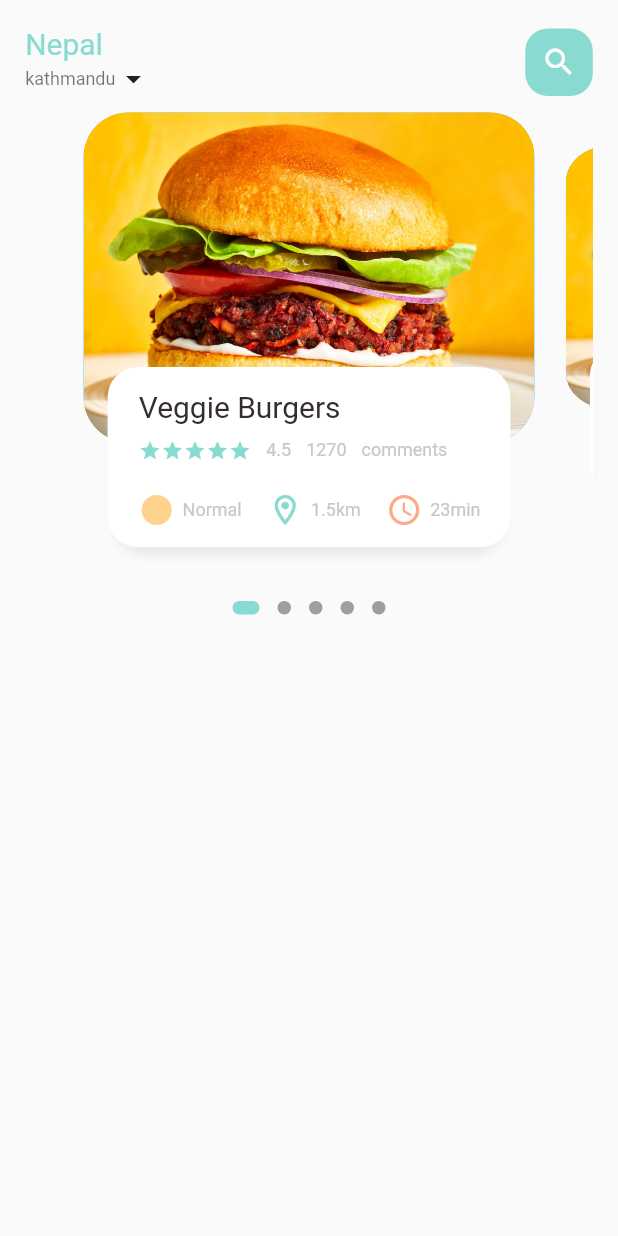
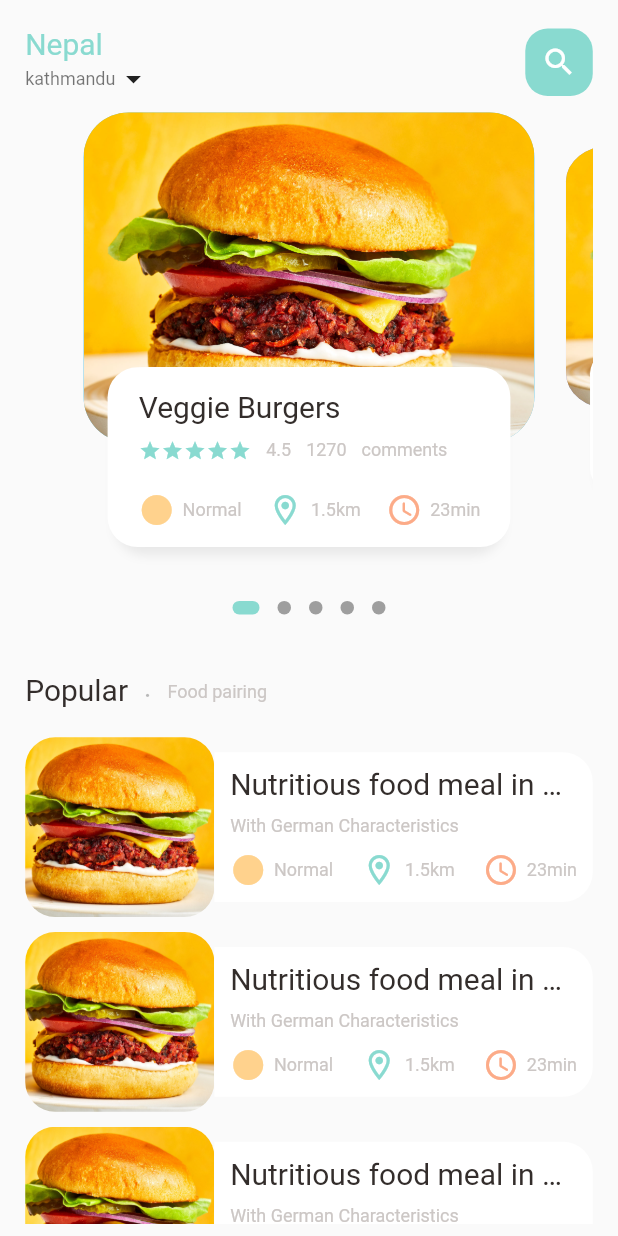
Before and after one commit to Manoj882/food_delivery_app, a Flutter app: the screen it shows after launch, on a phone screen of 412 x 824 dp. Run offline on Flutter 3.47's test engine with Material 2 defaults, Android fonts, the phone set to English and light mode, and no system bars; drawn by our look-alikes of dots_indicator; our stand-ins replace get.

Commit message:
added ListView builder in food page body to show the food items in vertically scrollable list

```diff
--- a/lib/screens/food_page_body.dart
+++ b/lib/home/food_page_body.dart
@@ -1,11 +1,11 @@
+
 import 'package:dots_indicator/dots_indicator.dart';
 import 'package:flutter/material.dart';
-import 'package:food_delivery_app/constants/constant.dart';
-import 'package:food_delivery_app/utils/app_colors.dart';
-import 'package:food_delivery_app/utils/dimension.dart';
-import 'package:food_delivery_app/widgets/big_text.dart';
-import 'package:food_delivery_app/widgets/icon_and_text_widget.dart';
-import 'package:food_delivery_app/widgets/small_text.dart';
+import '/utils/app_colors.dart';
+import '/utils/dimension.dart';
+import '/utils/show_icon_and_text_row.dart';
+import '/widgets/big_text.dart';
+import '/widgets/small_text.dart';
 
 class FoodPageBody extends StatefulWidget {
   FoodPageBody({Key? key}) : super(key: key);
@@ -64,6 +64,115 @@ class _FoodPageBodyState extends State<FoodPageBody> {
             activeSize: const Size(18.0, 9.0),
             activeShape: RoundedRectangleBorder(
                 borderRadius: BorderRadius.circular(5.0)),
+          ),
+        ),
+
+        SizedBox(
+          height: Dimensions.height30,
+        ),
+
+        //Popular text
+        Container(
+          child: Row(
+            crossAxisAlignment: CrossAxisAlignment.end,
+            children: [
+              BigText(text: 'Popular'),
+              SizedBox(
+                width: Dimensions.width10,
+              ),
+              Container(
+                margin: const EdgeInsets.only(
+                  bottom: 3,
+                ),
+                child: BigText(
+                  text: '.',
+                  color: Colors.black26,
+                ),
+              ),
+              SizedBox(
+                width: Dimensions.width10,
+              ),
+              Container(
+                margin: const EdgeInsets.only(
+                  bottom: 3,
+                ),
+                child: SmallText(
+                  text: 'Food pairing',
+                ),
+              ),
+            ],
+          ),
+        ),
+
+        //List of food and images
+        Container(
+          margin: EdgeInsets.only(
+            top: Dimensions.height20,
+          ),
+          child: ListView.builder(
+            physics: NeverScrollableScrollPhysics(),
+            // primary: false,
+            shrinkWrap: true,
+            itemCount: 10,
+            itemBuilder: (context, index) {
+              return Container(
+                margin: EdgeInsets.only(
+                  bottom: Dimensions.height10,
+                ),
+                child: Row(
+                  children: [
+                    //image container
+                    Container(
+                      height: Dimensions.listViewImageHeight,
+                      width: Dimensions.listViewImageWidth,
+                      decoration: BoxDecoration(
+                        color: Colors.white38,
+                        borderRadius: BorderRadius.circular(
+                          Dimensions.height20,
+                        ),
+                        image: DecorationImage(
+                          image: AssetImage(
+                            'assets/images/burger.jpg',
+                          ),
+                          fit: BoxFit.cover,
+                        ),
+                      ),
+                    ),
+
+                    //text container
+                    Expanded(
+                      child: Container(
+                        height: Dimensions.listViewTextContainerHeight,
+                        decoration: BoxDecoration(
+                          color: Colors.white,
+                          borderRadius: BorderRadius.only(
+                            topRight: Radius.circular(Dimensions.radius20),
+                            bottomRight: Radius.circular(Dimensions.radius20),
+                          ),
+                        ),
+                        child: Padding(
+                          padding: EdgeInsets.only(
+                            left: Dimensions.width10,
+                            right: Dimensions.width10,
+                          ),
+                          child: Column(
+                            crossAxisAlignment: CrossAxisAlignment.start,
+                            mainAxisAlignment: MainAxisAlignment.center,
+                            children: [
+                              BigText(text: 'Nutritious food meal in Germany'),
+                              SizedBox(height: Dimensions.height10,),
+                              SmallText(text: 'With German Characteristics'),
+                              SizedBox(height: Dimensions.height10,),
+                              ShowIconAndTextRow().showIconAndTextRow(),
+                            ],
+                          ),
+                        ),
+                      ),
+                    ),
+                  ],
+                ),
+              );
+            },
           ),
         ),
       ],
@@ -191,26 +300,7 @@ class _FoodPageBodyState extends State<FoodPageBody> {
                     SizedBox(
                       height: Dimensions.height20,
                     ),
-                    Row(
-                      mainAxisAlignment: MainAxisAlignment.spaceBetween,
-                      children: [
-                        IconAndTextWidget(
-                          icon: Icons.circle_sharp,
-                          text: 'Normal',
-                          iconColor: AppColors.iconColor1,
-                        ),
-                        IconAndTextWidget(
-                          icon: Icons.location_on_outlined,
-                          text: '1.5km',
-                          iconColor: AppColors.mainColor,
-                        ),
-                        IconAndTextWidget(
-                          icon: Icons.access_time_rounded,
-                          text: '23min',
-                          iconColor: AppColors.iconColor2,
-                        ),
-                      ],
-                    ),
+                    ShowIconAndTextRow().showIconAndTextRow(),
                   ],
                 ),
               ),
--- /dev/null
+++ b/lib/home/main_food_page.dart
@@ -0,0 +1,84 @@
+import 'package:flutter/material.dart';
+import '/constants/constant.dart';
+import '/home/food_page_body.dart';
+import '/utils/app_colors.dart';
+import '/utils/dimension.dart';
+import '/widgets/big_text.dart';
+import '/widgets/small_text.dart';
+
+class MainFoodPageScreen extends StatelessWidget {
+  const MainFoodPageScreen({Key? key}) : super(key: key);
+
+  @override
+  Widget build(BuildContext context) {
+
+    return Scaffold(
+      body: SafeArea(
+        child: Padding(
+          padding: basePadding,
+          child: Column(
+            children: [
+              //header section
+              Container(
+                child: Container(
+                  margin: EdgeInsets.only(
+                    top: Dimensions.height10,
+                    bottom: Dimensions.height10,
+                  ),
+                  child: Row(
+                    mainAxisAlignment: MainAxisAlignment.spaceBetween,
+                    children: [
+                      Column(
+                        crossAxisAlignment: CrossAxisAlignment.start,
+                        children: [
+                          BigText(
+                            text: 'Nepal',
+                            color: AppColors.mainColor,
+                          ),
+                          Row(
+                            children: [
+                              SmallText(
+                                text: 'kathmandu',
+                                color: Colors.black54,
+                              ),
+                              Icon(
+                                Icons.arrow_drop_down_outlined,
+                              ),
+                            ],
+                          ),
+                        ],
+                      ),
+                      Container(
+                        height: 45,
+                        width: 45,
+                        decoration: BoxDecoration(
+                          color: AppColors.mainColor,
+                          borderRadius:
+                              BorderRadius.circular(Dimensions.radius15),
+                        ),
+                        child: IconButton(
+                          onPressed: () {},
+                          icon: Icon(
+                            Icons.search_outlined,
+                            color: Colors.white,
+                            size: Dimensions.iconSize24,
+                          ),
+                        ),
+                      ),
+                    ],
+                  ),
+                ),
+              ),
+              //body section
+              Expanded(
+                child: SingleChildScrollView(
+                  child: FoodPageBody(),
+                ),
+              ),
+            ],
+          ),
+        ),
+      ),
+    );
+  }
+}
--- a/lib/main.dart
+++ b/lib/main.dart
@@ -1,6 +1,6 @@
 import 'package:flutter/material.dart';
-import 'package:food_delivery_app/screens/main_food_page.dart';
 import 'package:get/get.dart';
+import '/home/main_food_page.dart';
 
 void main() {
   runApp(const MyApp());
--- a/lib/screens/main_food_page.dart
+++ /dev/null
@@ -1,84 +0,0 @@
-import 'package:flutter/material.dart';
-import 'package:food_delivery_app/constants/constant.dart';
-import 'package:food_delivery_app/screens/food_page_body.dart';
-import 'package:food_delivery_app/utils/app_colors.dart';
-import 'package:food_delivery_app/utils/dimension.dart';
-import 'package:food_delivery_app/widgets/big_text.dart';
-import 'package:food_delivery_app/widgets/small_text.dart';
-
-class MainFoodPageScreen extends StatelessWidget {
-  const MainFoodPageScreen({Key? key}) : super(key: key);
-
-  @override
-  Widget build(BuildContext context) {
-    print('The height is: ${MediaQuery.of(context).size.height}');
-    print('The width is: ${MediaQuery.of(context).size.width}');
-    return Scaffold(
-      body: SafeArea(
-        child: Padding(
-          padding: basePadding,
-          child: SingleChildScrollView(
-            child: Column(
-              children: [
-                Container(
-                  //header section
-
-                  child: Container(
-                    margin: EdgeInsets.only(
-                      top: Dimensions.height10,
-                      bottom: Dimensions.height10,
-                    ),
-                    child: Row(
-                      mainAxisAlignment: MainAxisAlignment.spaceBetween,
-                      children: [
-                        Column(
-                          crossAxisAlignment: CrossAxisAlignment.start,
-                          children: [
-                            BigText(
-                              text: 'Nepal',
-                              color: AppColors.mainColor,
-                            ),
-                            Row(
-                              children: [
-                                SmallText(
-                                  text: 'kathmandu',
-                                  color: Colors.black54,
-                                ),
-                                Icon(
-                                  Icons.arrow_drop_down_outlined,
-                                ),
-                              ],
-                            ),
-                          ],
-                        ),
-                        Container(
-                          height: 45,
-                          width: 45,
-                          decoration: BoxDecoration(
-                            color: AppColors.mainColor,
-                            borderRadius:
-                                BorderRadius.circular(Dimensions.radius15),
-                          ),
-                          child: IconButton(
-                            onPressed: () {},
-                            icon: Icon(
-                              Icons.search_outlined,
-                              color: Colors.white,
-                              size: Dimensions.iconSize24,
-                            ),
-                          ),
-                        ),
-                      ],
-                    ),
-                  ),
-                ),
-                //body section
-                FoodPageBody(),
-              ],
-            ),
-          ),
-        ),
-      ),
-    );
-  }
-}
--- a/lib/utils/dimension.dart
+++ b/lib/utils/dimension.dart
@@ -1,6 +1,8 @@
 import 'package:get/get.dart';
 
 class Dimensions{
+  //height : 825
+  //width : 392
 
   static double screenHeight = Get.context!.height;
   static double screenWidth = Get.context!.width;
@@ -40,4 +42,10 @@ class Dimensions{
   //dynamic icon size
   static double iconSize24 = screenHeight/34.375;
 
+  //dynamic size of image container and text container used in ListView
+  static double listViewImageHeight = screenHeight/6.875;
+  static double listViewImageWidth = screenWidth/3.267;
+
+  static double listViewTextContainerHeight = screenHeight/8.25;
+
 }
--- /dev/null
+++ b/lib/utils/show_icon_and_text_row.dart
@@ -0,0 +1,29 @@
+import 'package:flutter/material.dart';
+
+import '../widgets/icon_and_text_widget.dart';
+import 'app_colors.dart';
+
+class ShowIconAndTextRow{
+  showIconAndTextRow(){
+    return Row(
+      mainAxisAlignment: MainAxisAlignment.spaceBetween,
+      children: [
+        IconAndTextWidget(
+          icon: Icons.circle_sharp,
+          text: 'Normal',
+          iconColor: AppColors.iconColor1,
+        ),
+        IconAndTextWidget(
+          icon: Icons.location_on_outlined,
+          text: '1.5km',
+          iconColor: AppColors.mainColor,
+        ),
+        IconAndTextWidget(
+          icon: Icons.access_time_rounded,
+          text: '23min',
+          iconColor: AppColors.iconColor2,
+        ),
+      ],
+    );
+}
+}
```
